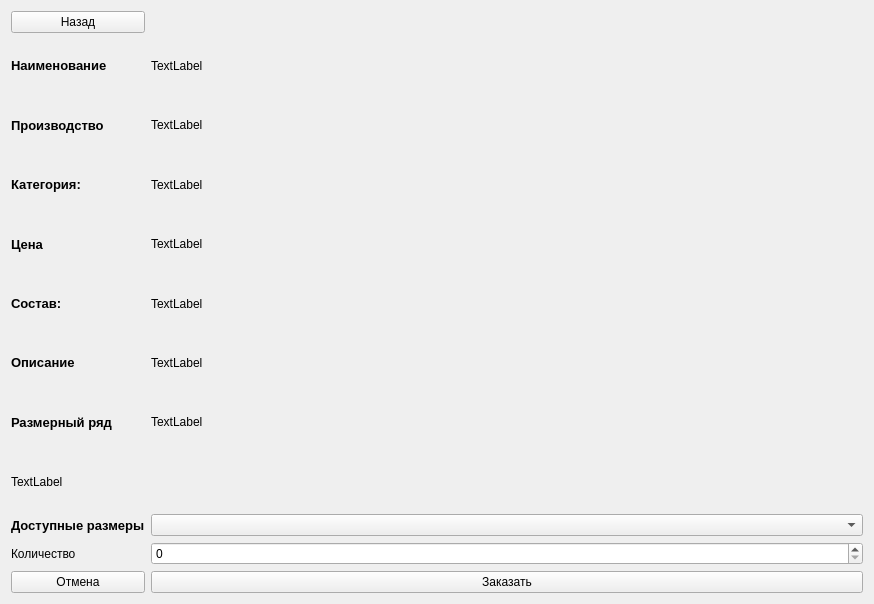
This is shoes-main/info.ui in dcherep/shoes as Qt 5 draws it before an edit. The edited form follows.
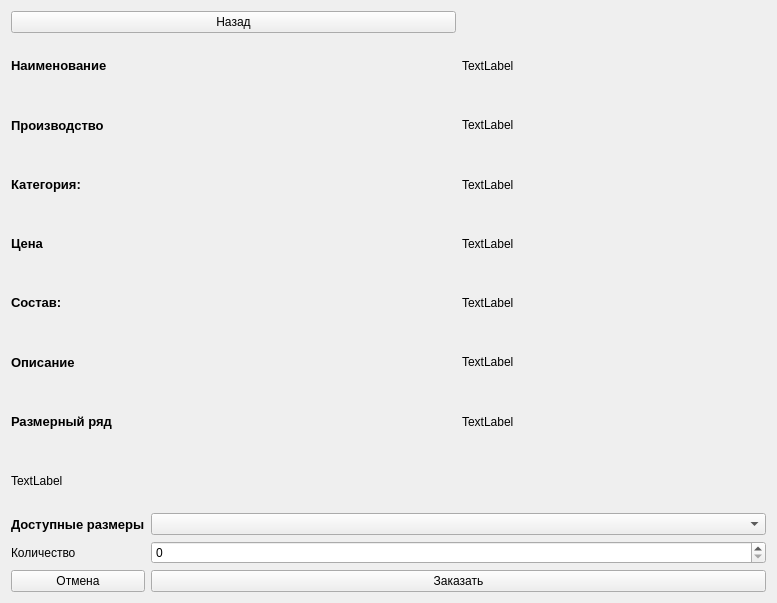
This is the edited form.

```diff
--- a/shoes-main/info.ui
+++ b/shoes-main/info.ui
@@ -6,120 +6,41 @@
    <rect>
     <x>0</x>
     <y>0</y>
-    <width>874</width>
-    <height>604</height>
+    <width>777</width>
+    <height>603</height>
    </rect>
   </property>
   <property name="windowTitle">
    <string>Form</string>
   </property>
-  <layout class="QGridLayout" name="gridLayout" columnstretch="1,0,0,0,0,0">
-   <item row="3" column="0">
-    <widget class="QLabel" name="label_2">
-     <property name="font">
-      <font>
-       <pointsize>10</pointsize>
-       <bold>true</bold>
-      </font>
-     </property>
+  <layout class="QGridLayout" name="gridLayout" columnstretch="1,0,0">
+   <item row="12" column="0">
+    <widget class="QLabel" name="label_3">
      <property name="text">
-      <string>Категория:</string>
+      <string>Количество</string>
      </property>
     </widget>
    </item>
-   <item row="6" column="0">
-    <widget class="QLabel" name="label_9">
-     <property name="font">
-      <font>
-       <pointsize>10</pointsize>
-       <bold>true</bold>
-      </font>
-     </property>
-     <property name="text">
-      <string>Описание</string>
-     </property>
-    </widget>
-   </item>
-   <item row="5" column="2">
-    <widget class="QLabel" name="lbl_sostav">
-     <property name="text">
-      <string>TextLabel</string>
-     </property>
-     <property name="wordWrap">
-      <bool>true</bool>
-     </property>
-    </widget>
-   </item>
-   <item row="1" column="0">
-    <widget class="QLabel" name="label_4">
-     <property name="font">
-      <font>
-       <pointsize>10</pointsize>
-       <bold>true</bold>
-      </font>
-     </property>
-     <property name="text">
-      <string>Наименование</string>
-     </property>
-    </widget>
-   </item>
-   <item row="6" column="2">
-    <widget class="QLabel" name="lbl_desc">
-     <property name="text">
-      <string>TextLabel</string>
-     </property>
-     <property name="wordWrap">
-      <bool>true</bool>
-     </property>
-    </widget>
-   </item>
-   <item row="5" column="0">
-    <widget class="QLabel" name="label_5">
-     <property name="font">
-      <font>
-       <pointsize>10</pointsize>
-       <bold>true</bold>
-      </font>
-     </property>
-     <property name="text">
-      <string>Состав:</string>
-     </property>
-    </widget>
-   </item>
-   <item row="1" column="2">
-    <widget class="QLabel" name="lbl_name">
-     <property name="text">
-      <string>TextLabel</string>
-     </property>
-    </widget>
-   </item>
-   <item row="4" column="0">
-    <widget class="QLabel" name="label">
-     <property name="font">
-      <font>
-       <pointsize>10</pointsize>
-       <bold>true</bold>
-      </font>
-     </property>
-     <property name="text">
-      <string>Цена</string>
-     </property>
-    </widget>
-   </item>
-   <item row="3" column="2">
-    <widget class="QLabel" name="lbl_category">
-     <property name="text">
-      <string>TextLabel</string>
-     </property>
-    </widget>
-   </item>
-   <item row="14" column="0">
+   <item row="13" column="0">
     <widget class="QPushButton" name="pushButton_2">
      <property name="text">
       <string>Отмена</string>
      </property>
     </widget>
    </item>
+   <item row="10" column="0">
+    <widget class="QLabel" name="label_6">
+     <property name="font">
+      <font>
+       <pointsize>10</pointsize>
+       <bold>true</bold>
+      </font>
+     </property>
+     <property name="text">
+      <string>Доступные размеры</string>
+     </property>
+    </widget>
+   </item>
    <item row="9" column="0">
     <widget class="QLabel" name="lbl_image">
      <property name="maximumSize">
@@ -136,46 +57,10 @@
      </property>
     </widget>
    </item>
-   <item row="7" column="2">
-    <widget class="QLabel" name="lbl_size">
+   <item row="1" column="2">
+    <widget class="QLabel" name="lbl_name">
      <property name="text">
       <string>TextLabel</string>
-     </property>
-     <property name="wordWrap">
-      <bool>true</bool>
-     </property>
-    </widget>
-   </item>
-   <item row="0" column="0">
-    <widget class="QPushButton" name="pushButton">
-     <property name="text">
-      <string>Назад</string>
-     </property>
-    </widget>
-   </item>
-   <item row="7" column="0">
-    <widget class="QLabel" name="label_8">
-     <property name="font">
-      <font>
-       <pointsize>10</pointsize>
-       <bold>true</bold>
-      </font>
-     </property>
-     <property name="text">
-      <string>Размерный ряд</string>
-     </property>
-    </widget>
-   </item>
-   <item row="2" column="0">
-    <widget class="QLabel" name="label_7">
-     <property name="font">
-      <font>
-       <pointsize>10</pointsize>
-       <bold>true</bold>
-      </font>
-     </property>
-     <property name="text">
-      <string>Производство</string>
      </property>
     </widget>
    </item>
@@ -186,6 +71,13 @@
      </property>
     </widget>
    </item>
+   <item row="3" column="2">
+    <widget class="QLabel" name="lbl_category">
+     <property name="text">
+      <string>TextLabel</string>
+     </property>
+    </widget>
+   </item>
    <item row="4" column="2">
     <widget class="QLabel" name="lbl_price">
      <property name="minimumSize">
@@ -205,39 +97,147 @@
      </property>
     </widget>
    </item>
-   <item row="12" column="0">
-    <widget class="QLabel" name="label_6">
-     <property name="font">
-      <font>
-       <pointsize>10</pointsize>
-       <bold>true</bold>
-      </font>
+   <item row="5" column="2">
+    <widget class="QLabel" name="lbl_sostav">
+     <property name="text">
+      <string>TextLabel</string>
      </property>
+     <property name="wordWrap">
+      <bool>true</bool>
+     </property>
+    </widget>
+   </item>
+   <item row="6" column="2">
+    <widget class="QLabel" name="lbl_desc">
      <property name="text">
-      <string>Доступные размеры</string>
+      <string>TextLabel</string>
      </property>
+     <property name="wordWrap">
+      <bool>true</bool>
+     </property>
     </widget>
    </item>
-   <item row="13" column="0">
-    <widget class="QLabel" name="label_3">
+   <item row="7" column="2">
+    <widget class="QLabel" name="lbl_size">
      <property name="text">
-      <string>Количество</string>
+      <string>TextLabel</string>
      </property>
+     <property name="wordWrap">
+      <bool>true</bool>
+     </property>
     </widget>
    </item>
-   <item row="12" column="2">
+   <item row="10" column="1" colspan="2">
     <widget class="QComboBox" name="comboBox"/>
    </item>
-   <item row="13" column="2">
+   <item row="12" column="1" colspan="2">
     <widget class="QSpinBox" name="spinBox"/>
    </item>
-   <item row="14" column="2">
+   <item row="13" column="1" colspan="2">
     <widget class="QPushButton" name="pushButton_3">
      <property name="text">
       <string>Заказать</string>
      </property>
     </widget>
    </item>
+   <item row="1" column="0" colspan="2">
+    <widget class="QLabel" name="label_4">
+     <property name="font">
+      <font>
+       <pointsize>10</pointsize>
+       <bold>true</bold>
+      </font>
+     </property>
+     <property name="text">
+      <string>Наименование</string>
+     </property>
+    </widget>
+   </item>
+   <item row="2" column="0" colspan="2">
+    <widget class="QLabel" name="label_7">
+     <property name="font">
+      <font>
+       <pointsize>10</pointsize>
+       <bold>true</bold>
+      </font>
+     </property>
+     <property name="text">
+      <string>Производство</string>
+     </property>
+    </widget>
+   </item>
+   <item row="3" column="0" colspan="2">
+    <widget class="QLabel" name="label_2">
+     <property name="font">
+      <font>
+       <pointsize>10</pointsize>
+       <bold>true</bold>
+      </font>
+     </property>
+     <property name="text">
+      <string>Категория:</string>
+     </property>
+    </widget>
+   </item>
+   <item row="4" column="0" colspan="2">
+    <widget class="QLabel" name="label">
+     <property name="font">
+      <font>
+       <pointsize>10</pointsize>
+       <bold>true</bold>
+      </font>
+     </property>
+     <property name="text">
+      <string>Цена</string>
+     </property>
+    </widget>
+   </item>
+   <item row="5" column="0" colspan="2">
+    <widget class="QLabel" name="label_5">
+     <property name="font">
+      <font>
+       <pointsize>10</pointsize>
+       <bold>true</bold>
+      </font>
+     </property>
+     <property name="text">
+      <string>Состав:</string>
+     </property>
+    </widget>
+   </item>
+   <item row="6" column="0" colspan="2">
+    <widget class="QLabel" name="label_9">
+     <property name="font">
+      <font>
+       <pointsize>10</pointsize>
+       <bold>true</bold>
+      </font>
+     </property>
+     <property name="text">
+      <string>Описание</string>
+     </property>
+    </widget>
+   </item>
+   <item row="7" column="0" colspan="2">
+    <widget class="QLabel" name="label_8">
+     <property name="font">
+      <font>
+       <pointsize>10</pointsize>
+       <bold>true</bold>
+      </font>
+     </property>
+     <property name="text">
+      <string>Размерный ряд</string>
+     </property>
+    </widget>
+   </item>
+   <item row="0" column="0" colspan="2">
+    <widget class="QPushButton" name="pushButton">
+     <property name="text">
+      <string>Назад</string>
+     </property>
+    </widget>
+   </item>
   </layout>
  </widget>
  <resources/>
```
